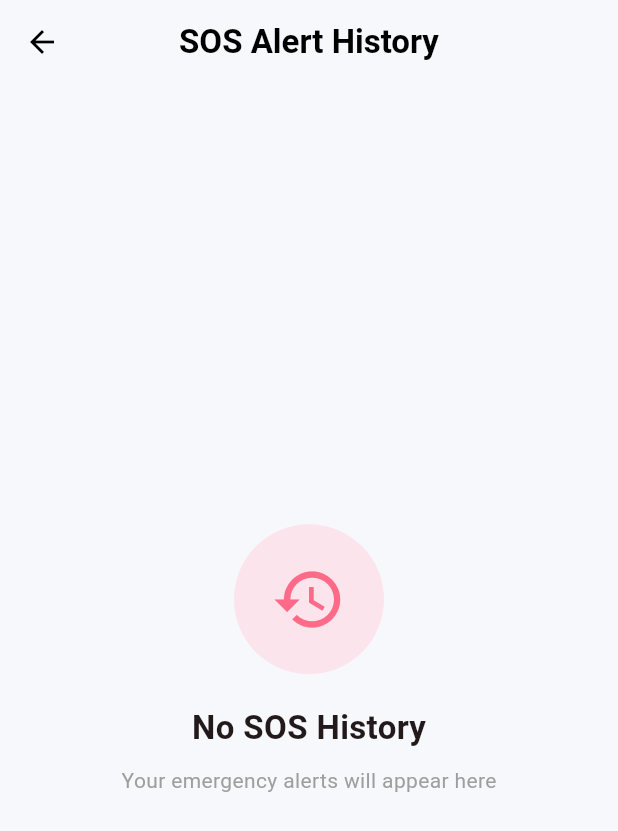
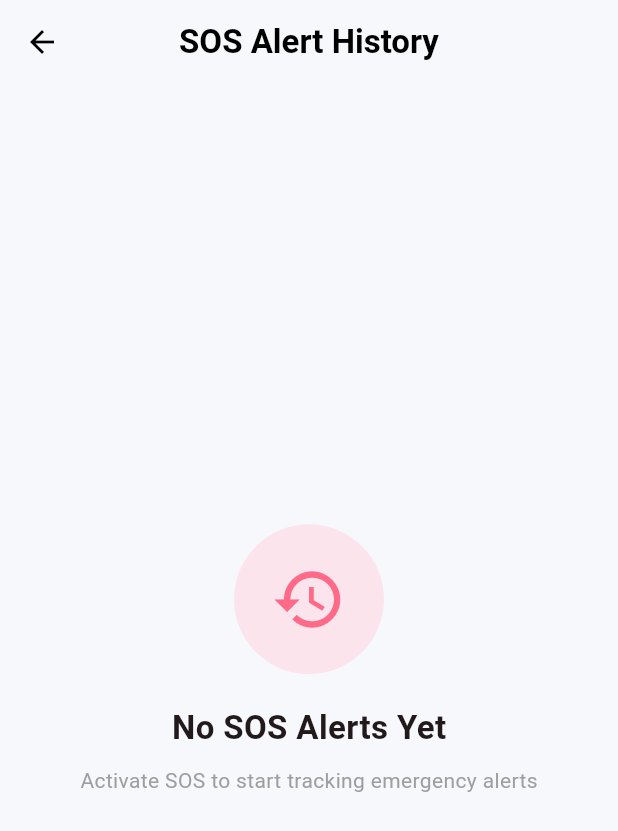
Before and after one commit to RishitaBohra/safeher-women-safety-app, a Flutter app: the SOSHistoryScreen screen opened directly, on a phone screen of 412 x 824 dp. Shown: the top 831 px of the screen. Run offline on Flutter 3.47's test engine with Material 3 defaults, Android fonts, the phone set to English and light mode, and no system bars; our stand-ins replace cloud_firestore, firebase_auth, firebase_core, flutter_local_notifications, geocoding, geolocator and 1 more; missing offline and left inert: geolocator_android; accounts and stored records are empty.

Commit message:
Improve SOS history empty state messaging

```diff
--- a/lib/screens/sos/sos_history_screen.dart
+++ b/lib/screens/sos/sos_history_screen.dart
@@ -80,7 +80,7 @@ class SOSHistoryScreen extends StatelessWidget {
                   ),
 
                   const Text(
-                    "No SOS History",
+  "No SOS Alerts Yet",
                     style: TextStyle(
                       fontSize: 22,
                       fontWeight:
@@ -93,7 +93,7 @@ class SOSHistoryScreen extends StatelessWidget {
                   ),
 
                   const Text(
-                    "Your emergency alerts will appear here",
+  "Activate SOS to start tracking emergency alerts",
                     style: TextStyle(
                       color: Colors.grey,
                     ),
```
